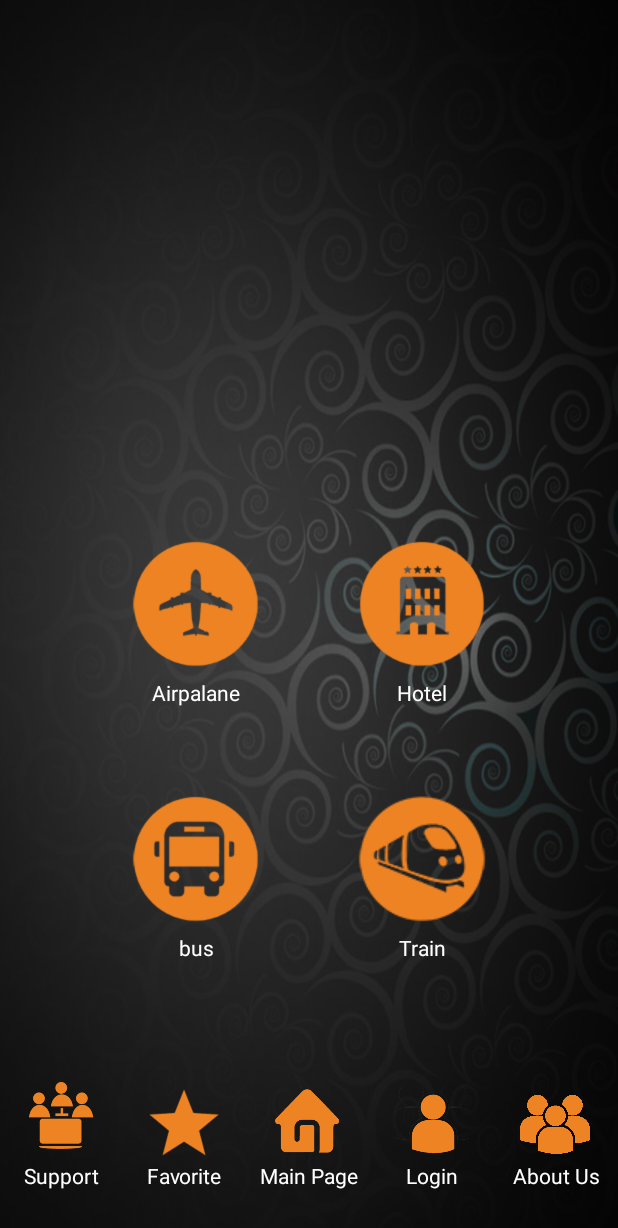
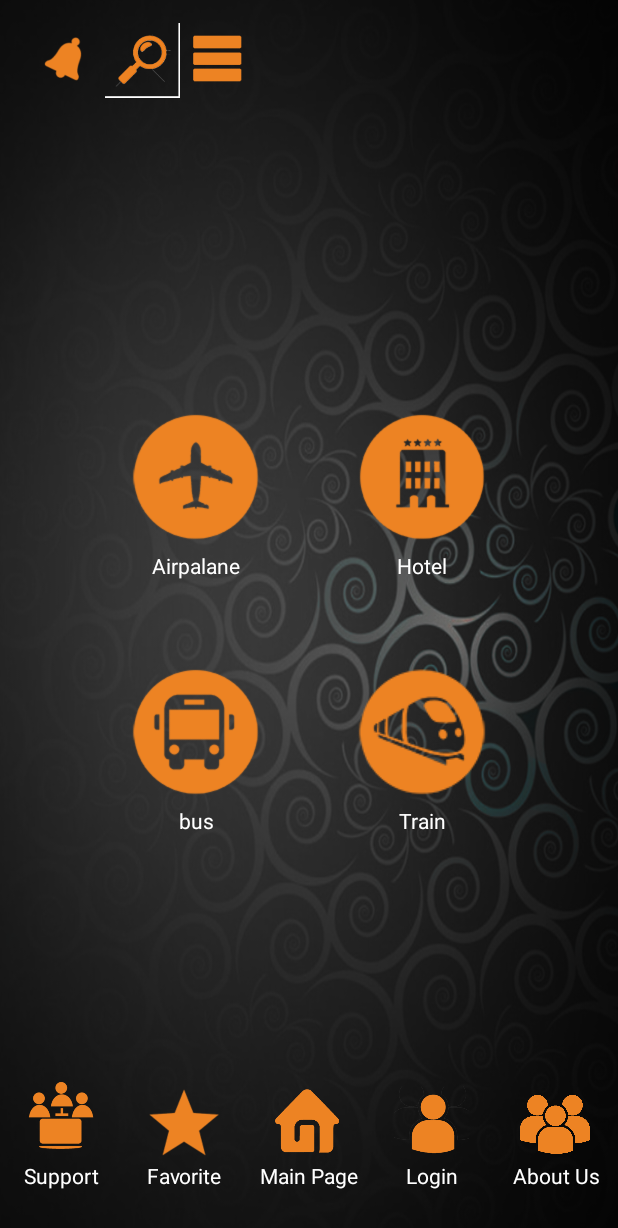
Before and after one commit to morteza-mousavi/TourismApplication, an Android app: the screen it shows after launch (MainActivity), on a phone screen of 412 x 824 dp. Shown: the top 1228 px of the screen. Run offline under Robolectric (Android 15) with nearby library versions, the phone set to English and light mode, and no system bars.

Commit message:
akharin taghirat

```diff
--- a/app/src/main/res/layout/activity_main.xml
+++ b/app/src/main/res/layout/activity_main.xml
@@ -1,5 +1,6 @@
 <?xml version="1.0" encoding="utf-8"?>
 <RelativeLayout xmlns:android="http://schemas.android.com/apk/res/android"
+    xmlns:app="http://schemas.android.com/apk/res-auto"
     xmlns:tools="http://schemas.android.com/tools"
     android:id="@+id/activity_main"
     android:layout_width="match_parent"
@@ -24,9 +25,19 @@ android:background="@mipmap/background"
         android:layout_width="wrap_content"
         android:layout_height="wrap_content"
         layout="@layout/menu"
-        android:layout_above="@+id/main_menu"
+        android:layout_centerVertical="true"
         android:layout_centerHorizontal="true"
-        android:layout_marginBottom="52dp" />
+        android:id="@+id/menu" />
+
+    <include
+        android:layout_marginTop="15dp"
+        android:layout_width="wrap_content"
+        android:layout_height="wrap_content"
+        layout="@layout/header"
+        android:id="@+id/header"
+        android:layout_alignParentTop="true"
+        android:layout_alignParentLeft="true"
+        android:layout_alignParentStart="true" />
 
 
 </RelativeLayout>
```
Also changed, not shown: app/src/main/res/layout/header.xml (+3 -18 lines).
